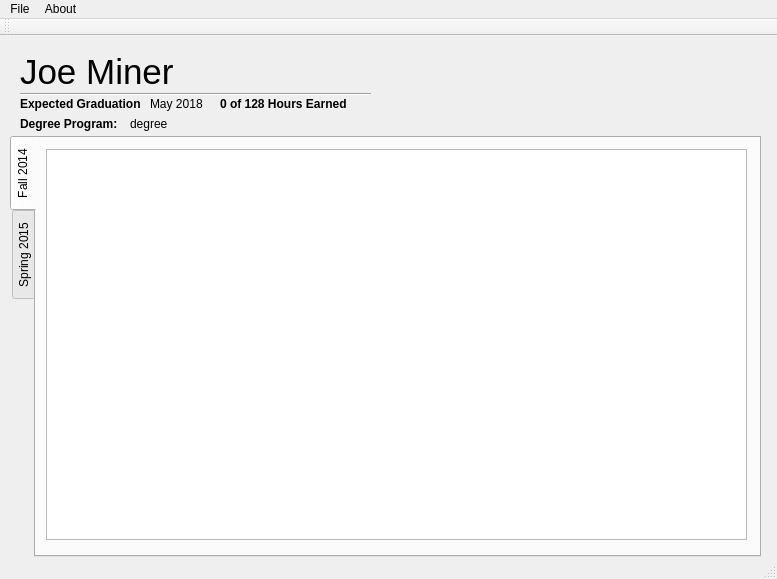
First picture: the form in mainwindow.ui, repository pts211/CS206, before the edit.
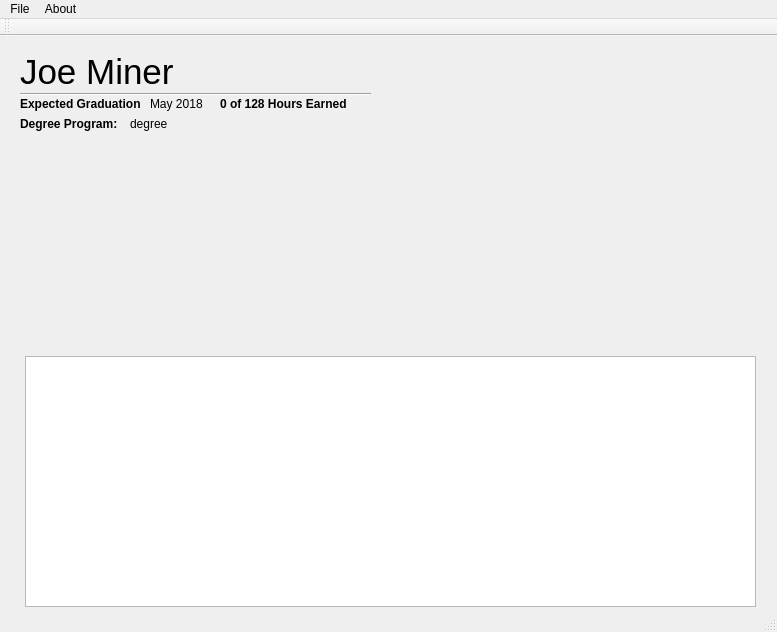
Second picture: the form after the edit.

Commit message: Working FingerTabs table - no gui, and probably still requires QT library change (protected method becomes public) In the process of determining how to best display data to a QTableWidget.

Patch:
```diff
--- a/mainwindow.ui
+++ b/mainwindow.ui
@@ -7,64 +7,13 @@
     <x>0</x>
     <y>0</y>
     <width>777</width>
-    <height>579</height>
+    <height>632</height>
    </rect>
   </property>
   <property name="windowTitle">
    <string>Path-To-Success</string>
   </property>
   <widget class="QWidget" name="centralWidget">
-   <widget class="QTabWidget" name="tabSemesters">
-    <property name="geometry">
-     <rect>
-      <x>10</x>
-      <y>100</y>
-      <width>751</width>
-      <height>421</height>
-     </rect>
-    </property>
-    <property name="layoutDirection">
-     <enum>Qt::LeftToRight</enum>
-    </property>
-    <property name="tabPosition">
-     <enum>QTabWidget::West</enum>
-    </property>
-    <property name="tabShape">
-     <enum>QTabWidget::Rounded</enum>
-    </property>
-    <property name="currentIndex">
-     <number>0</number>
-    </property>
-    <property name="usesScrollButtons">
-     <bool>true</bool>
-    </property>
-    <property name="tabsClosable">
-     <bool>false</bool>
-    </property>
-    <property name="movable">
-     <bool>false</bool>
-    </property>
-    <widget class="QWidget" name="F2014">
-     <attribute name="title">
-      <string>Fall 2014</string>
-     </attribute>
-     <widget class="QTableView" name="tableView">
-      <property name="geometry">
-       <rect>
-        <x>10</x>
-        <y>11</y>
-        <width>701</width>
-        <height>391</height>
-       </rect>
-      </property>
-     </widget>
-    </widget>
-    <widget class="QWidget" name="tab_2">
-     <attribute name="title">
-      <string>Spring 2015</string>
-     </attribute>
-    </widget>
-   </widget>
    <widget class="QLabel" name="labelUser">
     <property name="geometry">
      <rect>
@@ -201,6 +150,27 @@
      <string>degree</string>
     </property>
    </widget>
+   <widget class="QWidget" name="gridLayoutWidget">
+    <property name="geometry">
+     <rect>
+      <x>19</x>
+      <y>110</y>
+      <width>741</width>
+      <height>191</height>
+     </rect>
+    </property>
+    <layout class="QGridLayout" name="fingerTabLayout"/>
+   </widget>
+   <widget class="QTableWidget" name="tableWidget">
+    <property name="geometry">
+     <rect>
+      <x>25</x>
+      <y>320</y>
+      <width>731</width>
+      <height>251</height>
+     </rect>
+    </property>
+   </widget>
   </widget>
   <widget class="QMenuBar" name="menuBar">
    <property name="geometry">
```
The commit also changes 2 other files.
